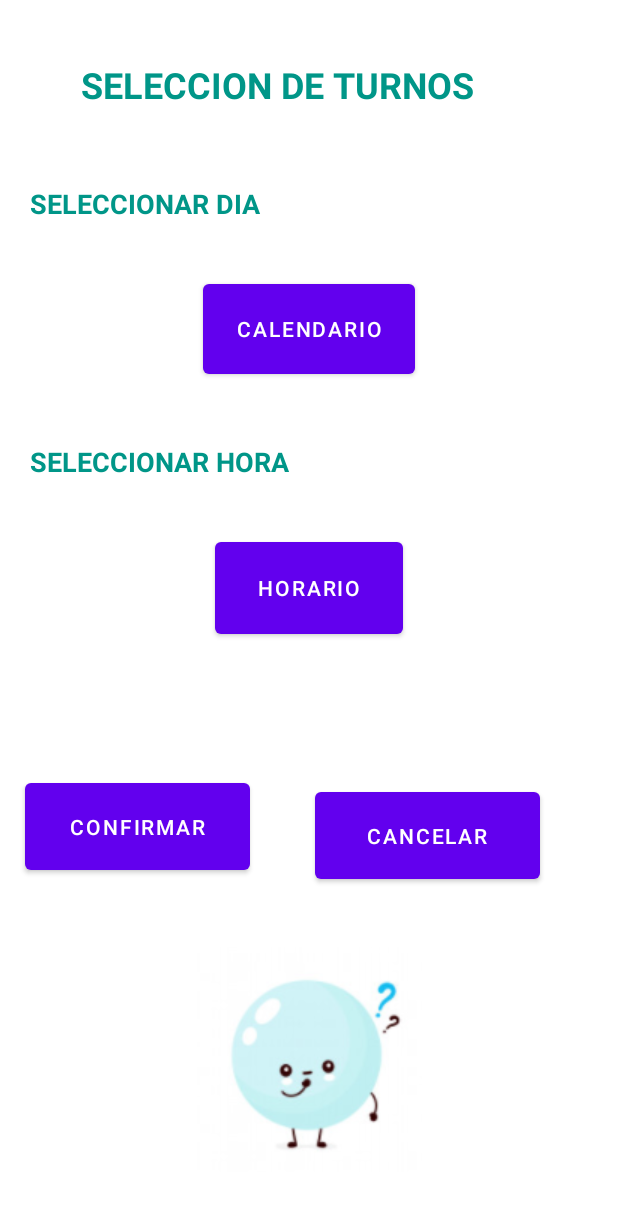
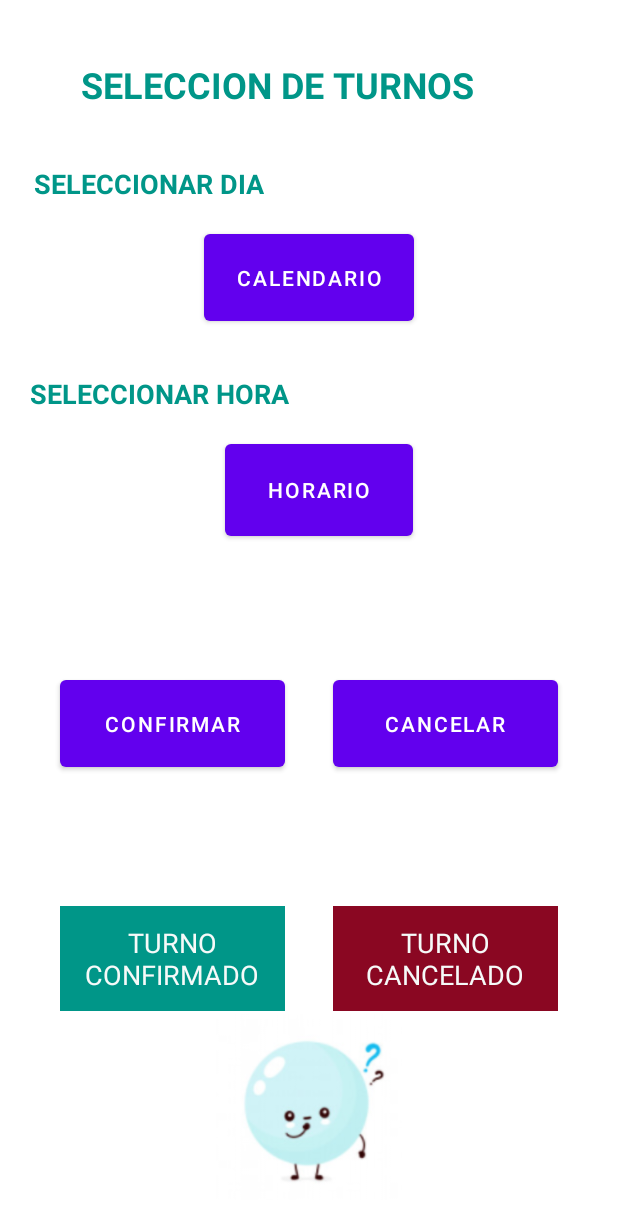
Before and after one commit to bibianabossio/PeluqueriaADomicilio, an Android app: the FormularioTurno screen opened directly, with no data from a screen before it, on a phone screen of 412 x 824 dp. Shown: the top 1221 px of the screen. Run offline under Robolectric (Android 15) with nearby library versions, the phone set to English and light mode, and no system bars.

Commit message:
7.5 noche

```diff
--- a/app/src/main/res/layout/activity_formulario_turno.xml
+++ b/app/src/main/res/layout/activity_formulario_turno.xml
@@ -11,38 +11,35 @@
         android:id="@+id/confirm"
         android:layout_width="150dp"
         android:layout_height="70dp"
-        android:layout_marginEnd="76dp"
-        android:layout_marginRight="76dp"
-        android:layout_marginBottom="12dp"
+        android:layout_marginStart="40dp"
+        android:layout_marginLeft="40dp"
+        android:layout_marginBottom="150dp"
         android:background="#009688"
         android:gravity="center"
         android:shadowColor="#F6FAF9"
         android:text="TURNO CONFIRMADO"
         android:textColor="#F6FAF9"
         android:textSize="18sp"
-        android:visibility="gone"
-        app:layout_constraintBottom_toTopOf="@+id/imageView2"
-        app:layout_constraintEnd_toStartOf="@+id/cancel"
-        app:layout_constraintHorizontal_bias="0.0"
+        android:visibility="visible"
+        app:layout_constraintBottom_toBottomOf="parent"
         app:layout_constraintStart_toStartOf="parent" />
 
     <Button
         android:id="@+id/guardabtn4"
         android:layout_width="150dp"
         android:layout_height="70dp"
-        android:layout_marginTop="12dp"
+        android:layout_marginStart="40dp"
+        android:layout_marginLeft="40dp"
+        android:layout_marginTop="140dp"
         android:text="CONFIRMAR"
-        app:layout_constraintBottom_toTopOf="@+id/cancel"
-        app:layout_constraintEnd_toStartOf="@+id/borrarbtn"
-        app:layout_constraintHorizontal_bias="0.277"
+        app:layout_constraintBottom_toBottomOf="parent"
         app:layout_constraintStart_toStartOf="parent"
-        app:layout_constraintTop_toBottomOf="@+id/button2"
-        app:layout_constraintVertical_bias="0.622" />
+        app:layout_constraintTop_toTopOf="parent" />
 
     <TextView
         android:id="@+id/textView3"
         android:layout_width="390dp"
-        android:layout_height="43dp"
+        android:layout_height="40dp"
         android:layout_marginTop="40dp"
         android:text="         SELECCION DE TURNOS"
         android:textColor="#009688"
@@ -54,9 +51,9 @@
 
     <TextView
         android:id="@+id/formularioTurno"
-        android:layout_width="357dp"
+        android:layout_width="350dp"
         android:layout_height="30dp"
-        android:layout_marginTop="40dp"
+        android:layout_marginTop="30dp"
         android:fontFamily="sans-serif"
         android:text="SELECCIONAR DIA"
         android:textColor="#009688"
@@ -69,9 +66,9 @@
 
     <Button
         android:id="@+id/button"
-        android:layout_width="141dp"
-        android:layout_height="72dp"
-        android:layout_marginTop="30dp"
+        android:layout_width="140dp"
+        android:layout_height="70dp"
+        android:layout_marginTop="10dp"
         android:onClick="abrirCalendario"
         android:text="CALENDARIO"
         android:textAllCaps="false"
@@ -83,7 +80,7 @@
         android:id="@+id/horario"
         android:layout_width="357dp"
         android:layout_height="30dp"
-        android:layout_marginTop="40dp"
+        android:layout_marginTop="30dp"
         android:fontFamily="sans-serif"
         android:text="SELECCIONAR HORA"
         android:textColor="#009688"
@@ -94,60 +91,58 @@
         app:layout_constraintStart_toStartOf="parent"
         app:layout_constraintTop_toBottomOf="@+id/button" />
 
+
     <Button
         android:id="@+id/button2"
         android:layout_width="125dp"
         android:layout_height="73dp"
-        android:layout_marginTop="30dp"
+        android:layout_marginTop="10dp"
         android:onClick="abrirHora"
         android:text="HORARIO"
         android:textAllCaps="false"
         app:layout_constraintEnd_toEndOf="parent"
+        app:layout_constraintHorizontal_bias="0.524"
         app:layout_constraintStart_toStartOf="parent"
         app:layout_constraintTop_toBottomOf="@+id/horario" />
-
 
     <Button
         android:id="@+id/borrarbtn"
         android:layout_width="150dp"
         android:layout_height="70dp"
-        android:layout_marginTop="12dp"
-        android:layout_marginEnd="52dp"
-        android:layout_marginRight="52dp"
+        android:layout_marginTop="140dp"
+        android:layout_marginEnd="40dp"
+        android:layout_marginRight="40dp"
         android:text="CANCELAR"
-        app:layout_constraintBottom_toBottomOf="@+id/guardabtn4"
+        app:layout_constraintBottom_toBottomOf="parent"
         app:layout_constraintEnd_toEndOf="parent"
-        app:layout_constraintTop_toTopOf="@+id/guardabtn4" />
+        app:layout_constraintTop_toTopOf="parent" />
 
     <ImageView
         android:id="@+id/imageView2"
-        android:layout_width="wrap_content"
-        android:layout_height="wrap_content"
-        android:layout_marginTop="160dp"
+        android:layout_width="140dp"
+        android:layout_height="124dp"
+        android:layout_marginBottom="24dp"
         app:layout_constraintBottom_toBottomOf="parent"
         app:layout_constraintEnd_toEndOf="parent"
         app:layout_constraintStart_toStartOf="parent"
-        app:layout_constraintTop_toBottomOf="@+id/button2"
         app:srcCompat="@drawable/pregunta" />
 
     <TextView
         android:id="@+id/cancel"
         android:layout_width="150dp"
         android:layout_height="70dp"
-        android:layout_marginEnd="52dp"
-        android:layout_marginRight="52dp"
-        android:layout_marginBottom="40dp"
+        android:layout_marginEnd="40dp"
+        android:layout_marginRight="40dp"
+        android:layout_marginBottom="150dp"
         android:background="#8A0722"
         android:gravity="center"
         android:shadowColor="#F6FAF9"
         android:text="TURNO CANCELADO"
         android:textColor="#F6FAF9"
         android:textSize="18sp"
-        android:visibility="gone"
-        app:layout_constraintBottom_toBottomOf="@+id/confirm"
-        app:layout_constraintEnd_toEndOf="parent"
-        app:layout_constraintTop_toTopOf="@+id/confirm"
-        app:layout_constraintVertical_bias="0.0" />
+        android:visibility="visible"
+        app:layout_constraintBottom_toBottomOf="parent"
+        app:layout_constraintEnd_toEndOf="parent" />
 
 
 </androidx.constraintlayout.widget.ConstraintLayout>
```
Also changed, not shown: app/src/main/java/com/example/peluqueraadomicilio/FormularioRegistro.java (+21 -7 lines), app/src/main/res/layout/activity_formulario__registro.xml (+21 -15 lines).
